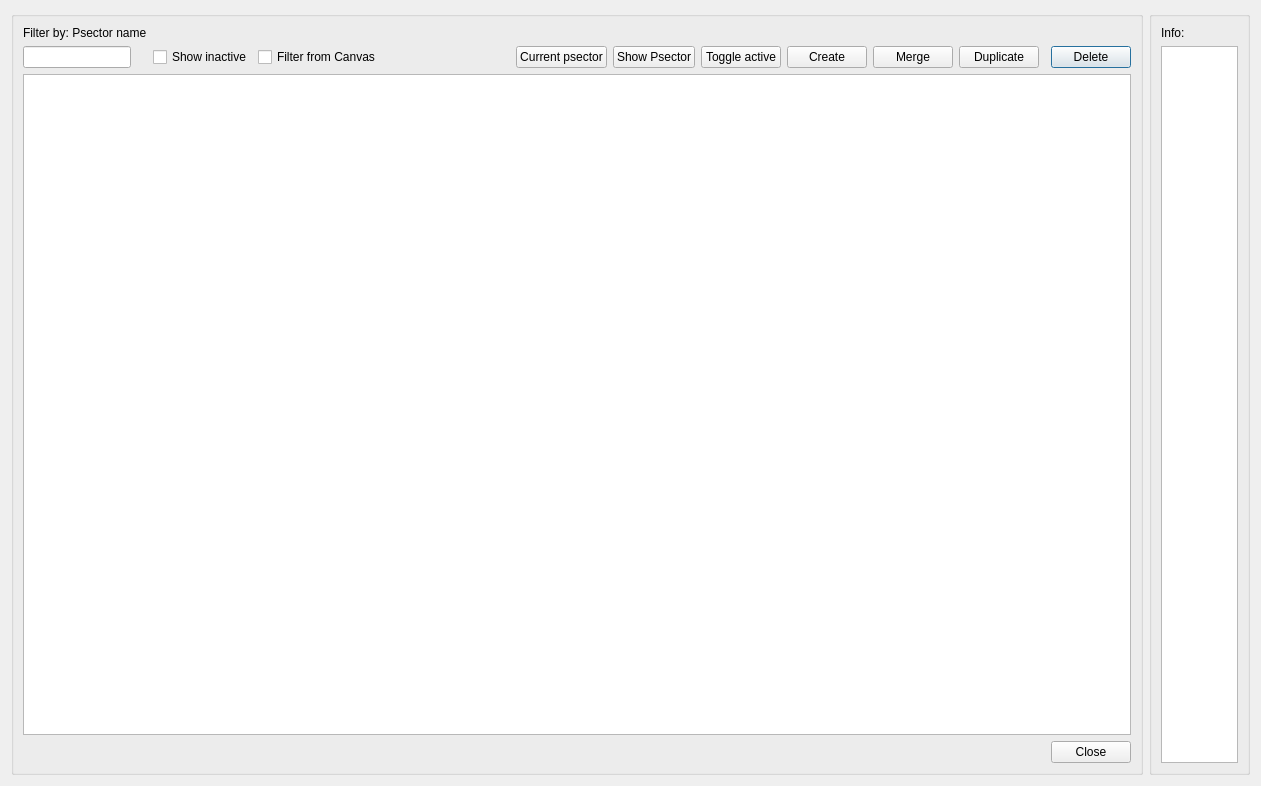
Giswater/giswater_qgis_plugin, file core/ui/toolbars/plan/psector_manager.ui: the form before one commit.
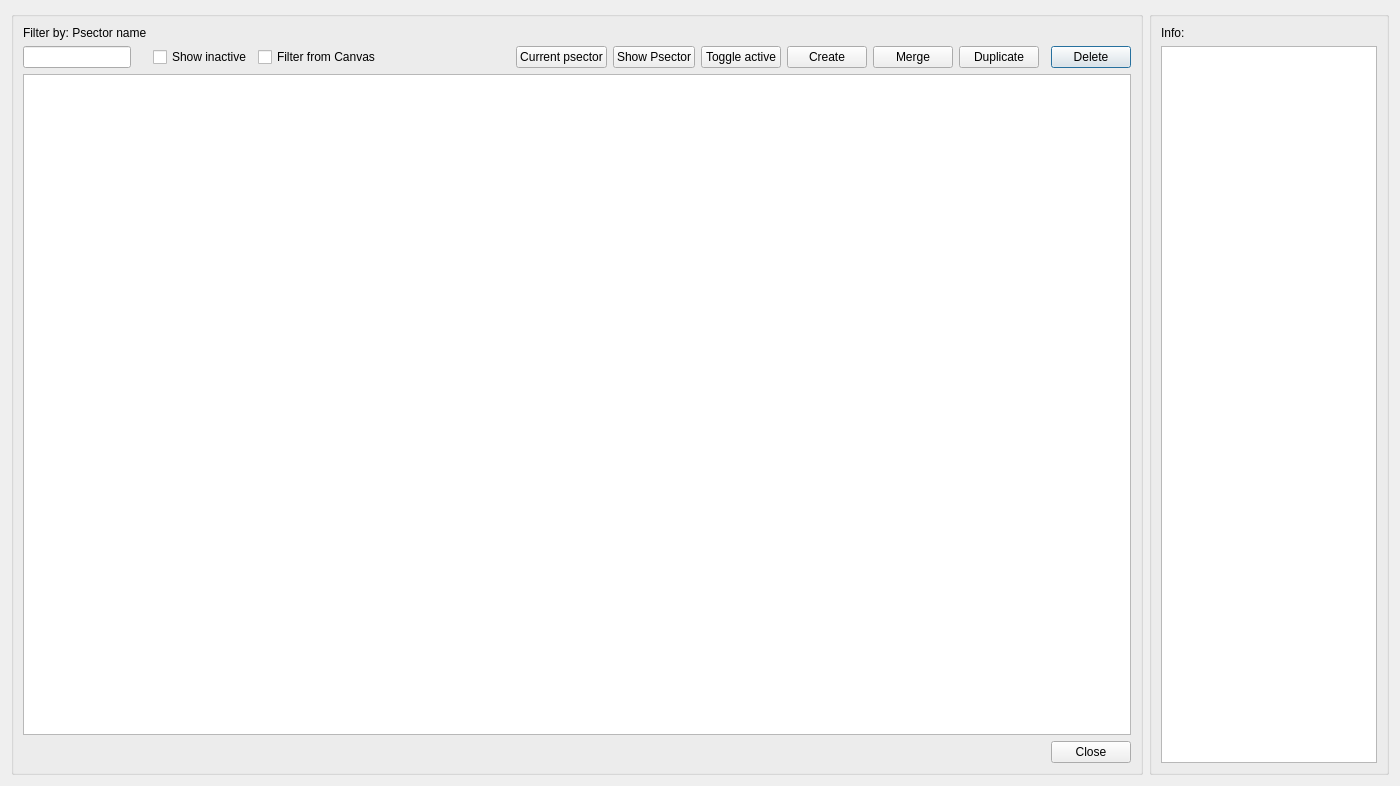
The form after the commit.

Commit message: feat(toolbars_plan.ui, toolbars_utilities.ui): reorder tab order

Diff of the .ui file:
```diff
--- a/core/ui/toolbars/plan/psector_manager.ui
+++ b/core/ui/toolbars/plan/psector_manager.ui
@@ -6,7 +6,7 @@
    <rect>
     <x>0</x>
     <y>0</y>
-    <width>1261</width>
+    <width>1400</width>
     <height>786</height>
    </rect>
   </property>
```
Left out of the diff: 9 changed lines with no effect on the pictures. The commit also changes 6 other files.
